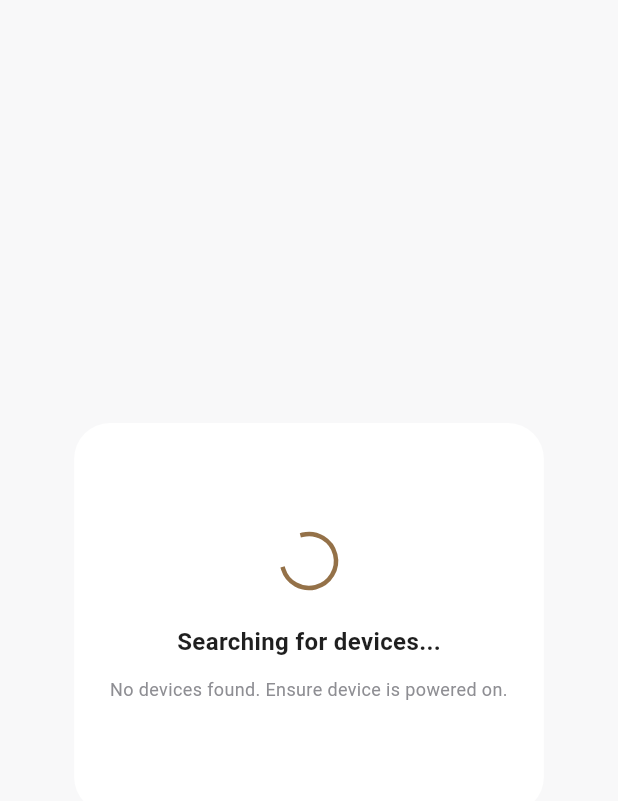
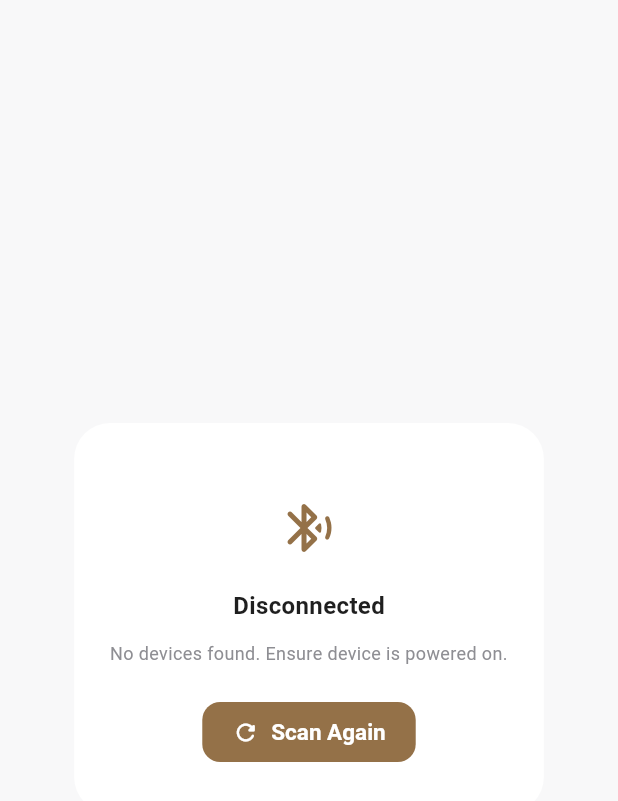
Before and after one commit to coral2017/aimm, a Flutter app: the DeviceConnectionDialog widget shown alone on an empty page, opened directly, on a phone screen of 412 x 824 dp. Shown: the top 801 px of the screen. Run offline on Flutter 3.47's test engine with Material 3 defaults, Android fonts, the phone set to English and light mode, and no system bars; our stand-ins replace flutter_blue_plus; Roboto replaces fonts that are missing (PingFang SC).

Commit message:
fix(ble): broaden scan filter to discover all nearby BLE devices and prioritize AIMO

```diff
--- a/lib/core/ble/ble_real_service.dart
+++ b/lib/core/ble/ble_real_service.dart
@@ -48,32 +48,44 @@ class BleRealService implements IBleService {
     _scanSub?.cancel();
     _scanSub = FlutterBluePlus.scanResults.listen((results) {
       final devices = results.map((r) {
-        final name = r.advertisementData.advName.isNotEmpty
-            ? r.advertisementData.advName
-            : r.device.platformName.isNotEmpty
-                ? r.device.platformName
-                : 'AIMO Device';
+        final advName = r.advertisementData.advName.trim();
+        final platName = r.device.platformName.trim();
+        final name = advName.isNotEmpty
+            ? advName
+            : (platName.isNotEmpty ? platName : 'Unknown Device (${r.device.remoteId.str.substring(0, 4)}...)');
+
         return BleDeviceInfo(
           id: r.device.remoteId.str,
           name: name,
           rssi: r.rssi,
         );
       }).toList();
+
+      // Sort: Prioritize AIMO or Mask devices first, then by RSSI signal strength
+      devices.sort((a, b) {
+        final aIsAimo = a.name.toUpperCase().contains('AIMO') || a.name.toUpperCase().contains('MASK');
+        final bIsAimo = b.name.toUpperCase().contains('AIMO') || b.name.toUpperCase().contains('MASK');
+        if (aIsAimo && !bIsAimo) return -1;
+        if (!aIsAimo && bIsAimo) return 1;
+        return b.rssi.compareTo(a.rssi);
+      });
+
       _scanResultsController.add(devices);
     });
 
     try {
+      // Ensure bluetooth adapter is checked
+      final adapterState = await FlutterBluePlus.adapterState.first;
+      if (adapterState != BluetoothAdapterState.on) {
+        // Bluetooth is off or unauthorized
+      }
+
+      // Start scan without restrictive UUID filter so all broadcast packets are captured
       await FlutterBluePlus.startScan(
-        withServices: [Guid(BleProtocol.serviceUuid)],
         timeout: timeout,
       );
-    } catch (_) {
-      // Fallback to unscoped scan if service UUID filter is strict
-      try {
-        await FlutterBluePlus.startScan(timeout: timeout);
-      } catch (e) {
-        _setConnectionState(BleConnectionState.disconnected);
-      }
+    } catch (e) {
+      _setConnectionState(BleConnectionState.disconnected);
     }
 
     FlutterBluePlus.isScanning.where((val) => !val).first.then((_) {
--- a/lib/features/connection/presentation/device_connection_dialog.dart
+++ b/lib/features/connection/presentation/device_connection_dialog.dart
@@ -103,11 +103,14 @@ class _DeviceConnectionDialogState extends State<DeviceConnectionDialog> {
   }
 
   Widget _buildScanningView(BuildContext context) {
+    final isScanning = _connectionState == BleConnectionState.scanning;
+
     return Column(
       mainAxisSize: MainAxisSize.min,
       mainAxisAlignment: MainAxisAlignment.center,
       children: [
         const SizedBox(height: 20),
+        if (isScanning)
           const SizedBox(
             width: 36,
             height: 36,
@@ -115,10 +118,16 @@ class _DeviceConnectionDialogState extends State<DeviceConnectionDialog> {
               strokeWidth: 3.0,
               valueColor: AlwaysStoppedAnimation<Color>(AppColors.primary),
             ),
+          )
+        else
+          const Icon(
+            Icons.bluetooth_searching_rounded,
+            size: 40,
+            color: AppColors.primary,
           ),
-        const SizedBox(height: 24),
+        const SizedBox(height: 20),
         Text(
-          context.tr('searching'),
+          isScanning ? context.tr('searching') : context.tr('disconnected'),
           style: const TextStyle(
             fontSize: 16,
             fontWeight: FontWeight.w600,
@@ -136,6 +145,18 @@ class _DeviceConnectionDialogState extends State<DeviceConnectionDialog> {
           ),
         ),
         const SizedBox(height: 20),
+        if (!isScanning)
+          ElevatedButton.icon(
+            onPressed: _startScan,
+            icon: const Icon(Icons.refresh_rounded, size: 18),
+            label: Text(context.tr('rescan')),
+            style: ElevatedButton.styleFrom(
+              backgroundColor: AppColors.primary,
+              foregroundColor: Colors.white,
+              shape: RoundedRectangleBorder(borderRadius: BorderRadius.circular(12)),
+              padding: const EdgeInsets.symmetric(horizontal: 20, vertical: 10),
+            ),
+          ),
       ],
     );
   }
```
Lines whose indentation alone changed are shown as unchanged.
